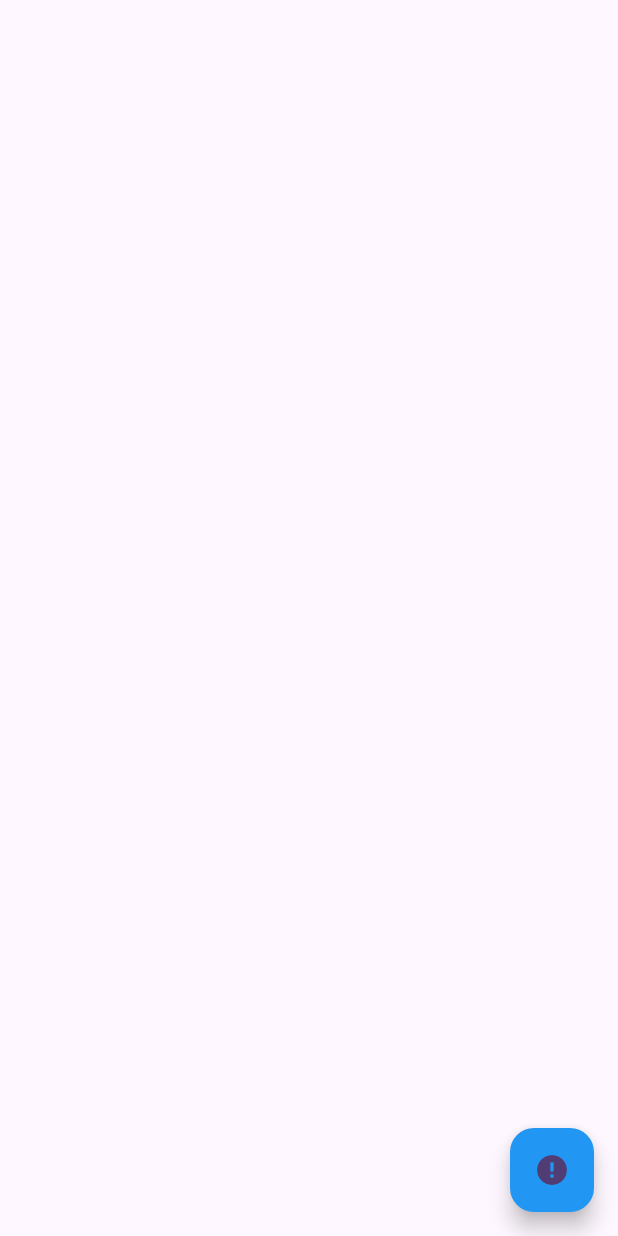
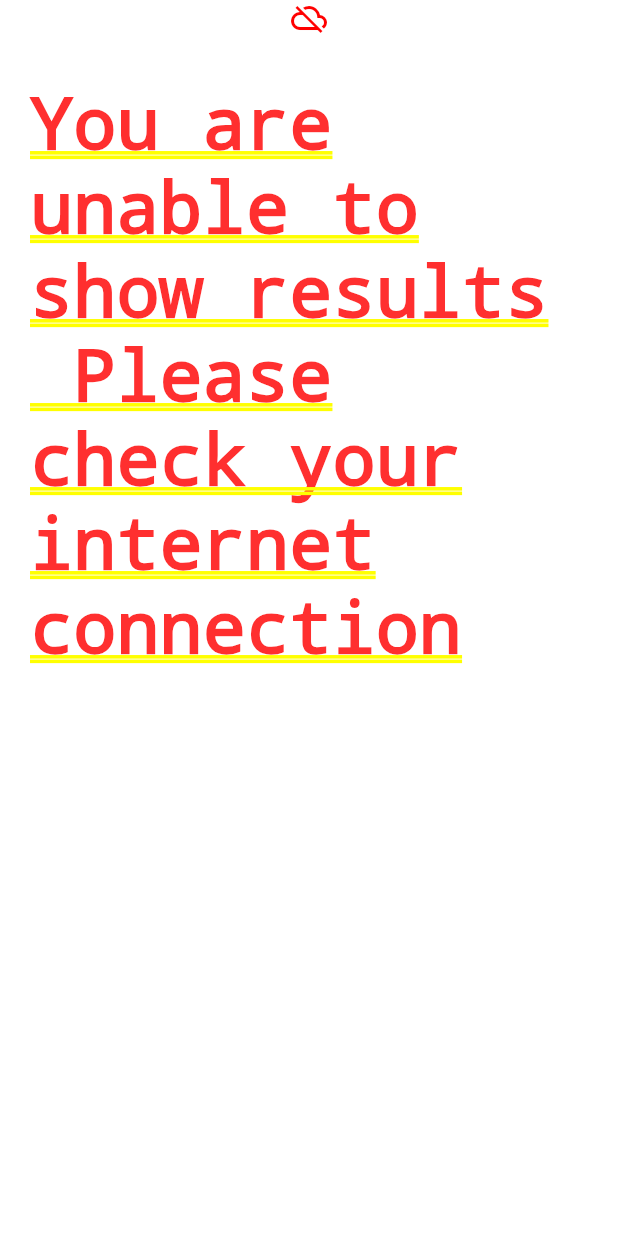
Before and after one commit to Ahmadhassanjutt/getx_mvvm_or_mvc, a Flutter app: the screen it shows after launch, on a phone screen of 412 x 824 dp. Run offline on Flutter 3.47's test engine with Material 3 defaults, Android fonts, the phone set to English and light mode, and no system bars; our stand-ins replace fluttertoast, get.

Commit message:
New changes

```diff
--- a/lib/main.dart
+++ b/lib/main.dart
@@ -1,5 +1,6 @@
 import 'package:flutter/material.dart';
 import 'package:get/get.dart';
+import 'package:getx_and_mvvm_or_mvc/resources/getx_loclization/languages.dart';
 import 'package:getx_and_mvvm_or_mvc/resources/routes/routes.dart';
 import 'package:getx_and_mvvm_or_mvc/view/splash_screen.dart';
 
@@ -15,6 +16,9 @@ class MyApp extends StatelessWidget {
     return GetMaterialApp(
       debugShowCheckedModeBanner: false,
       title: 'Flutter Demo',
+      translations: Languages(),
+      locale: Locale('en', 'US'),
+      fallbackLocale: Locale('en', 'US'),
       theme: ThemeData(
         colorScheme: .fromSeed(seedColor: Colors.deepPurple),
       ),
--- /dev/null
+++ b/lib/resources/assets/image_assets.dart
@@ -0,0 +1,9 @@
+
+
+class ImageAssets {
+
+  static const String splashScreen = 'assets/images/splash.png';
+
+  static const String messageIcon = 'assets/icons/message.png';
+
+}
--- /dev/null
+++ b/lib/resources/components/internet_exception_widget.dart
@@ -0,0 +1,29 @@
+import 'package:flutter/material.dart';
+import 'package:get/get_utils/src/extensions/internacionalization.dart';
+import 'package:getx_and_mvvm_or_mvc/resources/colors/app_color.dart';
+
+class InternetExceptionWidget extends StatefulWidget {
+  const InternetExceptionWidget({super.key});
+
+  @override
+  State<InternetExceptionWidget> createState() =>
+      _InternetExceptionWidgetState();
+}
+
+class _InternetExceptionWidgetState extends State<InternetExceptionWidget> {
+  @override
+  Widget build(BuildContext context) {
+    return Padding(
+      padding: EdgeInsets.symmetric(horizontal: 20.0),
+      child: Column(
+        children: [
+          Icon(Icons.cloud_off, color: AppColor.redColor),
+          Padding(
+            padding: const EdgeInsets.only(top: 30.0),
+            child: Center(child: Text("internet_exception".tr)),
+          ),
+        ],
+      ),
+    );
+  }
+}
--- /dev/null
+++ b/lib/resources/fonts/app_fonts.dart
@@ -0,0 +1,6 @@
+
+class AppFonts {
+
+  static const String schylerRegula = 'Schyler-Regular';
+
+}
--- /dev/null
+++ b/lib/resources/getx_loclization/languages.dart
@@ -0,0 +1,18 @@
+
+import 'package:get/get_navigation/src/root/internacionalization.dart';
+
+class Languages extends Translations {
+
+  @override
+  Map<String, Map<String, String>> get keys => {
+        'en_US': {
+          "email" : "Enter Email",
+          "internet_exception" : "You are unable to show results\n Please check your internet connection",
+        },
+
+    'ur_PK': {
+      "email" : "Urdu main likhna",
+    },
+
+      };
+}
--- a/lib/utils/utils.dart
+++ b/lib/utils/utils.dart
@@ -19,6 +19,18 @@ class Utils {
     Fluttertoast.showToast(
       msg: message,
       toastLength: Toast.LENGTH_SHORT,
+     // gravity: ToastGravity.CENTER,
+      timeInSecForIosWeb: 1,
+      backgroundColor: AppColor.redColor,
+      textColor: AppColor.whiteColor,
+      fontSize: 16.0,
+    );
+  }
+
+  static  toastMessageCenter(String message) {
+    Fluttertoast.showToast(
+      msg: message,
+      toastLength: Toast.LENGTH_SHORT,
       gravity: ToastGravity.CENTER,
       timeInSecForIosWeb: 1,
       backgroundColor: AppColor.redColor,
@@ -26,7 +38,6 @@ class Utils {
       fontSize: 16.0,
     );
   }
-
   static snackbar(String title, String message) {
      Get.snackbar(
       title,
--- a/lib/view/splash_screen.dart
+++ b/lib/view/splash_screen.dart
@@ -1,4 +1,8 @@
 import 'package:flutter/material.dart';
+import 'package:get/get_utils/src/extensions/internacionalization.dart';
+import 'package:getx_and_mvvm_or_mvc/resources/assets/image_assets.dart';
+import 'package:getx_and_mvvm_or_mvc/resources/components/internet_exception_widget.dart';
+import 'package:getx_and_mvvm_or_mvc/utils/utils.dart';
 
 import '../data/app_exceptions.dart';
 
@@ -12,14 +16,19 @@ class SplashScreen extends StatefulWidget {
 class _SplashScreenState extends State<SplashScreen> {
   @override
   Widget build(BuildContext context) {
-    return Scaffold(
-   floatingActionButton: FloatingActionButton(
-     child: const Icon(Icons.error),
-       backgroundColor: Colors.blue,
-
-       onPressed: (){
-     throw InternetExceptions("Please check your internet connection");
-   }),
-    );
+    return InternetExceptionWidget();
+   //  return Scaffold(
+   // floatingActionButton: FloatingActionButton(
+   //   child: const Icon(Icons.error),
+   //     backgroundColor: Colors.blue,
+   //
+   //     onPressed: (){
+   //         Utils.toastMessageCenter("hi I am ahmad");
+   // }),
+   //    appBar: AppBar(
+   //      title:  Text("Splash Screen".tr),
+   //    ),
+   //    body: Image(image: AssetImage(ImageAssets.splashScreen)),
+   //  );
   }
 }
```
Also changed, not shown: pubspec.yaml (+10 -15 lines), assets/icons/message.png (added), assets/images/splash.png (added).
